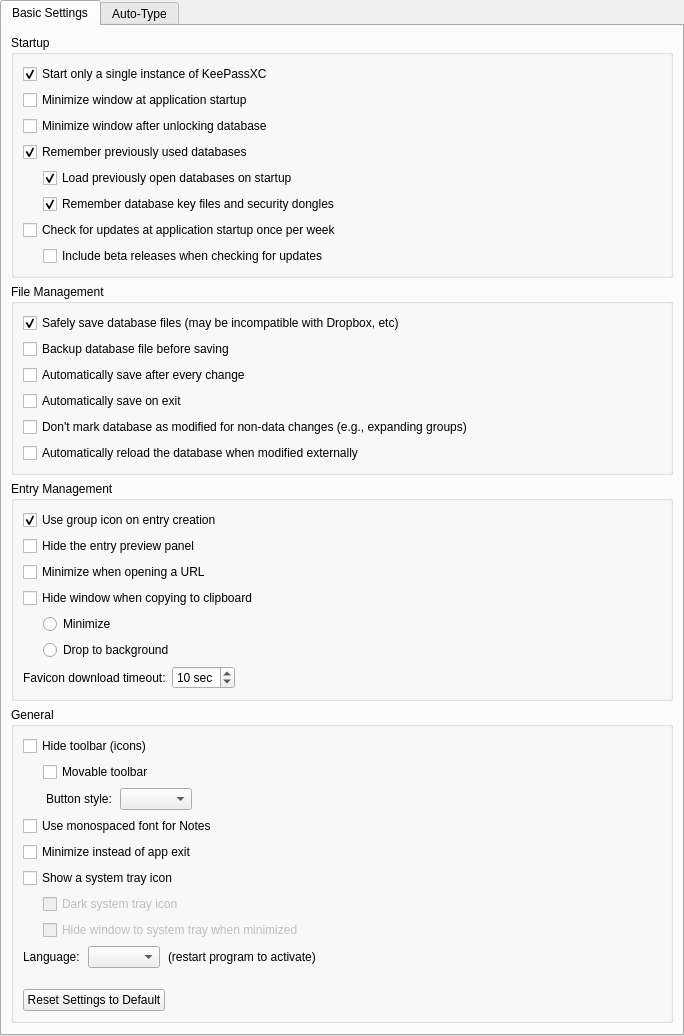
Above: src/gui/ApplicationSettingsWidgetGeneral.ui from iluminat23/keepassxc-debian before the change. Below: the same form after it.
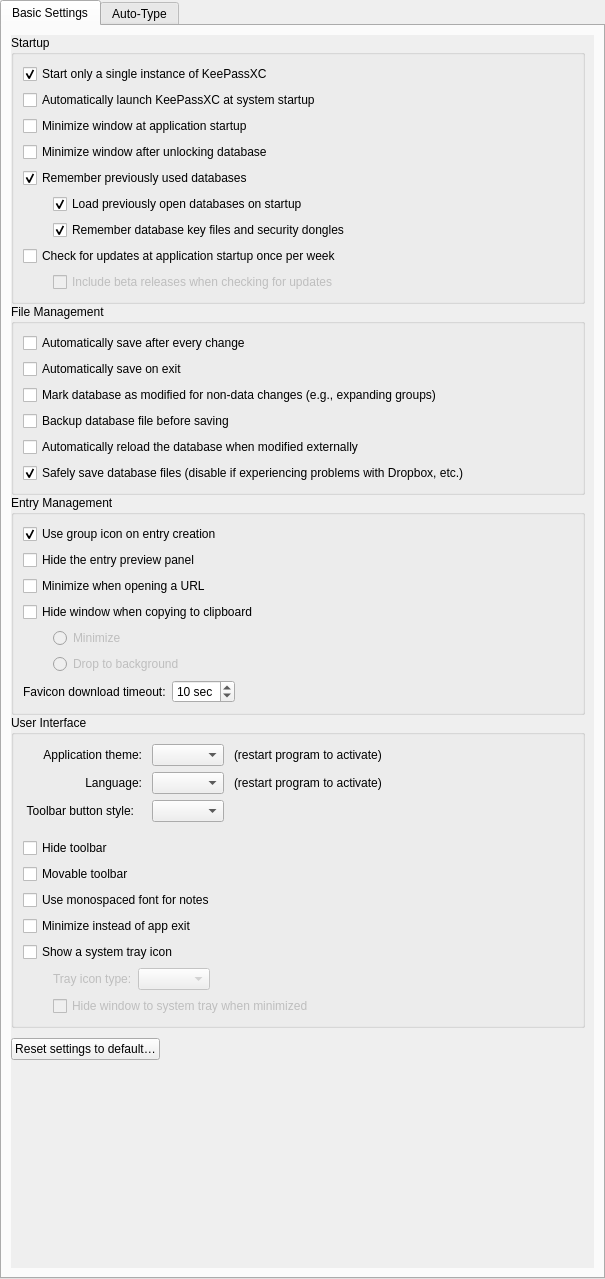
That is the form after the change. Custom widgets are drawn as their Qt base class.

The edit to the form file:
```diff
--- a/src/gui/ApplicationSettingsWidgetGeneral.ui
+++ b/src/gui/ApplicationSettingsWidgetGeneral.ui
@@ -6,11 +6,11 @@
    <rect>
     <x>0</x>
     <y>0</y>
-    <width>684</width>
-    <height>951</height>
+    <width>605</width>
+    <height>1279</height>
    </rect>
   </property>
-  <layout class="QVBoxLayout" name="verticalLayout_3">
+  <layout class="QVBoxLayout" name="verticalLayout_3" stretch="0">
    <property name="leftMargin">
     <number>0</number>
    </property>
@@ -32,7 +32,49 @@
       <attribute name="title">
        <string>Basic Settings</string>
       </attribute>
-      <layout class="QVBoxLayout" name="verticalLayout">
+      <layout class="QVBoxLayout" name="verticalLayout" stretch="0">
+       <item>
+        <widget class="QScrollArea" name="scrollArea">
+         <property name="sizePolicy">
+          <sizepolicy hsizetype="Expanding" vsizetype="Preferred">
+           <horstretch>0</horstretch>
+           <verstretch>0</verstretch>
+          </sizepolicy>
+         </property>
+         <property name="frameShape">
+          <enum>QFrame::NoFrame</enum>
+         </property>
+         <property name="frameShadow">
+          <enum>QFrame::Plain</enum>
+         </property>
+         <property name="horizontalScrollBarPolicy">
+          <enum>Qt::ScrollBarAlwaysOff</enum>
+         </property>
+         <property name="widgetResizable">
+          <bool>true</bool>
+         </property>
+         <widget class="QWidget" name="scrollAreaWidgetContents">
+          <property name="geometry">
+           <rect>
+            <x>0</x>
+            <y>0</y>
+            <width>581</width>
+            <height>1235</height>
+           </rect>
+          </property>
+          <layout class="QVBoxLayout" name="verticalLayout_8">
+           <property name="spacing">
+            <number>0</number>
+           </property>
+           <property name="leftMargin">
+            <number>0</number>
+           </property>
+           <property name="topMargin">
+            <number>0</number>
+           </property>
+           <property name="bottomMargin">
+            <number>0</number>
+           </property>
        <item>
         <widget class="QGroupBox" name="startupGroup">
          <property name="title">
@@ -49,6 +91,13 @@
             </property>
            </widget>
           </item>
+              <item>
+               <widget class="QCheckBox" name="launchAtStartup">
+                <property name="text">
+                 <string>Automatically launch KeePassXC at system startup</string>
+                </property>
+               </widget>
+              </item>
           <item>
            <widget class="QCheckBox" name="systrayMinimizeOnStartup">
             <property name="text">
@@ -91,7 +140,7 @@
               </property>
               <property name="sizeHint" stdset="0">
                <size>
-                <width>20</width>
+                    <width>30</width>
                 <height>20</height>
                </size>
               </property>
@@ -127,7 +176,7 @@
               </property>
               <property name="sizeHint" stdset="0">
                <size>
-                <width>20</width>
+                    <width>30</width>
                 <height>20</height>
                </size>
               </property>
@@ -167,7 +216,7 @@
               </property>
               <property name="sizeHint" stdset="0">
                <size>
-                <width>20</width>
+                    <width>30</width>
                 <height>20</height>
                </size>
               </property>
@@ -175,6 +224,9 @@
             </item>
             <item>
              <widget class="QCheckBox" name="checkForUpdatesIncludeBetasCheckBox">
+                  <property name="enabled">
+                   <bool>false</bool>
+                  </property>
               <property name="text">
                <string>Include beta releases when checking for updates</string>
               </property>
@@ -191,23 +243,6 @@
           <string>File Management</string>
          </property>
          <layout class="QVBoxLayout" name="verticalLayout_5">
-          <item>
-           <widget class="QCheckBox" name="useAtomicSavesCheckBox">
-            <property name="text">
-             <string>Safely save database files (may be incompatible with Dropbox, etc)</string>
-            </property>
-            <property name="checked">
-             <bool>true</bool>
-            </property>
-           </widget>
-          </item>
-          <item>
-           <widget class="QCheckBox" name="backupBeforeSaveCheckBox">
-            <property name="text">
-             <string>Backup database file before saving</string>
-            </property>
-           </widget>
-          </item>
           <item>
            <widget class="QCheckBox" name="autoSaveAfterEveryChangeCheckBox">
             <property name="text">
@@ -225,7 +260,14 @@
           <item>
            <widget class="QCheckBox" name="ignoreGroupExpansionCheckBox">
             <property name="text">
-             <string>Don't mark database as modified for non-data changes (e.g., expanding groups)</string>
+                 <string>Mark database as modified for non-data changes (e.g., expanding groups)</string>
+                </property>
+               </widget>
+              </item>
+              <item>
+               <widget class="QCheckBox" name="backupBeforeSaveCheckBox">
+                <property name="text">
+                 <string>Backup database file before saving</string>
             </property>
            </widget>
           </item>
@@ -236,6 +278,16 @@
             </property>
            </widget>
           </item>
+              <item>
+               <widget class="QCheckBox" name="useAtomicSavesCheckBox">
+                <property name="text">
+                 <string>Safely save database files (disable if experiencing problems with Dropbox, etc.)</string>
+                </property>
+                <property name="checked">
+                 <bool>true</bool>
+                </property>
+               </widget>
+              </item>
          </layout>
         </widget>
        </item>
@@ -291,7 +343,7 @@
               </property>
               <property name="sizeHint" stdset="0">
                <size>
-                <width>20</width>
+                    <width>30</width>
                 <height>20</height>
                </size>
               </property>
@@ -299,6 +351,9 @@
             </item>
             <item>
              <widget class="QRadioButton" name="minimizeOnCopyRadioButton">
+                  <property name="enabled">
+                   <bool>false</bool>
+                  </property>
               <property name="text">
                <string>Minimize</string>
               </property>
@@ -321,7 +376,7 @@
               </property>
               <property name="sizeHint" stdset="0">
                <size>
-                <width>20</width>
+                    <width>30</width>
                 <height>20</height>
                </size>
               </property>
@@ -329,6 +384,9 @@
             </item>
             <item>
              <widget class="QRadioButton" name="dropToBackgroundOnCopyRadioButton">
+                  <property name="enabled">
+                   <bool>false</bool>
+                  </property>
               <property name="text">
                <string>Drop to background</string>
               </property>
@@ -337,7 +395,7 @@
            </layout>
           </item>
           <item>
-           <layout class="QHBoxLayout" name="horizontalLayout" stretch="0,0,1">
+               <layout class="QHBoxLayout" name="horizontalLayout">
             <item>
              <widget class="QLabel" name="faviconTimeoutLabel">
               <property name="text">
@@ -350,12 +408,6 @@
               <property name="enabled">
                <bool>true</bool>
               </property>
-              <property name="sizePolicy">
-               <sizepolicy hsizetype="Expanding" vsizetype="Fixed">
-                <horstretch>0</horstretch>
-                <verstretch>0</verstretch>
-               </sizepolicy>
-              </property>
               <property name="focusPolicy">
                <enum>Qt::StrongFocus</enum>
               </property>
@@ -397,80 +449,106 @@
        <item>
         <widget class="QGroupBox" name="generalGroup">
          <property name="title">
-          <string>General</string>
+              <string>User Interface</string>
          </property>
          <layout class="QVBoxLayout" name="verticalLayout_7">
           <item>
-           <widget class="QCheckBox" name="toolbarHideCheckBox">
-            <property name="text">
-             <string>Hide toolbar (icons)</string>
-            </property>
-           </widget>
-          </item>
-          <item>
-           <layout class="QHBoxLayout" name="toolbarMovableLayout">
-            <property name="spacing">
-             <number>0</number>
-            </property>
-            <property name="sizeConstraint">
-             <enum>QLayout::SetMaximumSize</enum>
-            </property>
-            <item>
-             <spacer name="toolbarMovableSpacer">
+               <layout class="QGridLayout" name="gridLayout_3">
+                <property name="horizontalSpacing">
+                 <number>10</number>
+                </property>
+                <item row="0" column="1">
+                 <widget class="QComboBox" name="appThemeSelection">
+                  <property name="sizePolicy">
+                   <sizepolicy hsizetype="Minimum" vsizetype="Fixed">
+                    <horstretch>0</horstretch>
+                    <verstretch>0</verstretch>
+                   </sizepolicy>
+                  </property>
+                  <property name="focusPolicy">
+                   <enum>Qt::StrongFocus</enum>
+                  </property>
+                  <property name="accessibleName">
+                   <string>Application Theme Selection</string>
+                  </property>
+                 </widget>
+                </item>
+                <item row="0" column="3">
+                 <spacer name="horizontalSpacer_5">
               <property name="orientation">
                <enum>Qt::Horizontal</enum>
               </property>
-              <property name="sizeType">
-               <enum>QSizePolicy::Fixed</enum>
-              </property>
               <property name="sizeHint" stdset="0">
                <size>
-                <width>20</width>
+                    <width>40</width>
                 <height>20</height>
                </size>
               </property>
              </spacer>
             </item>
-            <item>
-             <widget class="QCheckBox" name="toolbarMovableCheckBox">
-              <property name="enabled">
-               <bool>true</bool>
-              </property>
+                <item row="0" column="2">
+                 <widget class="QLabel" name="label">
+                  <property name="text">
+                   <string>(restart program to activate)</string>
+                  </property>
+                 </widget>
+                </item>
+                <item row="1" column="2">
+                 <widget class="QLabel" name="languageLabel_3">
+                  <property name="text">
+                   <string>(restart program to activate)</string>
+                  </property>
+                 </widget>
+                </item>
+                <item row="0" column="0">
+                 <widget class="QLabel" name="appThemeLabel">
+                  <property name="text">
+                   <string>Application theme:</string>
+                  </property>
+                  <property name="alignment">
+                   <set>Qt::AlignRight|Qt::AlignTrailing|Qt::AlignVCenter</set>
+                  </property>
+                  <property name="buddy">
+                   <cstring>appThemeSelection</cstring>
+                  </property>
+                 </widget>
+                </item>
+                <item row="1" column="1">
+                 <widget class="QComboBox" name="languageComboBox">
               <property name="sizePolicy">
                <sizepolicy hsizetype="Minimum" vsizetype="Fixed">
                 <horstretch>0</horstretch>
                 <verstretch>0</verstretch>
                </sizepolicy>
               </property>
-              <property name="text">
-               <string>Movable toolbar</string>
-              </property>
-             </widget>
-            </item>
-           </layout>
-          </item>
-          <item>
-           <layout class="QHBoxLayout" name="toolButtonStyleLayout" stretch="0,0,0,1">
-            <property name="spacing">
-             <number>0</number>
-            </property>
-            <item>
-             <spacer name="toolButtonStyleSpacer">
-              <property name="orientation">
-               <enum>Qt::Horizontal</enum>
-              </property>
-              <property name="sizeType">
-               <enum>QSizePolicy::Fixed</enum>
-              </property>
-              <property name="sizeHint" stdset="0">
-               <size>
-                <width>20</width>
-                <height>20</height>
-               </size>
-              </property>
-             </spacer>
-            </item>
-            <item alignment="Qt::AlignRight">
+                  <property name="focusPolicy">
+                   <enum>Qt::StrongFocus</enum>
+                  </property>
+                  <property name="accessibleName">
+                   <string>Language selection</string>
+                  </property>
+                 </widget>
+                </item>
+                <item row="1" column="0">
+                 <widget class="QLabel" name="languageLabel_2">
+                  <property name="sizePolicy">
+                   <sizepolicy hsizetype="Preferred" vsizetype="Preferred">
+                    <horstretch>0</horstretch>
+                    <verstretch>0</verstretch>
+                   </sizepolicy>
+                  </property>
+                  <property name="text">
+                   <string>Language:</string>
+                  </property>
+                  <property name="alignment">
+                   <set>Qt::AlignRight|Qt::AlignTrailing|Qt::AlignVCenter</set>
+                  </property>
+                  <property name="buddy">
+                   <cstring>languageComboBox</cstring>
+                  </property>
+                 </widget>
+                </item>
+                <item row="2" column="0">
              <widget class="QLabel" name="toolButtonStyleLabel">
               <property name="enabled">
                <bool>true</bool>
@@ -485,17 +563,20 @@
                <string notr="true">margin-right: 5px</string>
               </property>
               <property name="text">
-               <string>Button style:</string>
+                   <string>Toolbar button style:</string>
+                  </property>
+                  <property name="alignment">
+                   <set>Qt::AlignRight|Qt::AlignTrailing|Qt::AlignVCenter</set>
+                  </property>
+                  <property name="buddy">
+                   <cstring>toolButtonStyleComboBox</cstring>
               </property>
              </widget>
             </item>
-            <item>
+                <item row="2" column="1">
              <widget class="QComboBox" name="toolButtonStyleComboBox">
-              <property name="enabled">
-               <bool>true</bool>
-              </property>
               <property name="sizePolicy">
-               <sizepolicy hsizetype="Expanding" vsizetype="Fixed">
+                   <sizepolicy hsizetype="Minimum" vsizetype="Fixed">
                 <horstretch>0</horstretch>
                 <verstretch>0</verstretch>
                </sizepolicy>
@@ -511,25 +592,51 @@
               </property>
              </widget>
             </item>
+               </layout>
+              </item>
             <item>
-             <spacer name="horizontalSpacer_3">
+               <spacer name="verticalSpacer_5">
               <property name="orientation">
-               <enum>Qt::Horizontal</enum>
+                 <enum>Qt::Vertical</enum>
+                </property>
+                <property name="sizeType">
+                 <enum>QSizePolicy::Fixed</enum>
               </property>
               <property name="sizeHint" stdset="0">
                <size>
-                <width>40</width>
-                <height>20</height>
+                  <width>20</width>
+                  <height>10</height>
                </size>
               </property>
              </spacer>
             </item>
-           </layout>
+              <item>
+               <widget class="QCheckBox" name="toolbarHideCheckBox">
+                <property name="text">
+                 <string>Hide toolbar</string>
+                </property>
+               </widget>
+              </item>
+              <item>
+               <widget class="QCheckBox" name="toolbarMovableCheckBox">
+                <property name="enabled">
+                 <bool>true</bool>
+                </property>
+                <property name="sizePolicy">
+                 <sizepolicy hsizetype="Minimum" vsizetype="Fixed">
+                  <horstretch>0</horstretch>
+                  <verstretch>0</verstretch>
+                 </sizepolicy>
+                </property>
+                <property name="text">
+                 <string>Movable toolbar</string>
+                </property>
+               </widget>
           </item>
           <item>
            <widget class="QCheckBox" name="monospaceNotesCheckBox">
             <property name="text">
-             <string>Use monospaced font for Notes</string>
+                 <string>Use monospaced font for notes</string>
             </property>
            </widget>
           </item>
@@ -548,38 +655,83 @@
            </widget>
           </item>
           <item>
-           <layout class="QHBoxLayout" name="horizontalLayout_4">
-            <property name="spacing">
-             <number>0</number>
-            </property>
+               <layout class="QGridLayout" name="gridLayout_2">
             <property name="sizeConstraint">
              <enum>QLayout::SetMaximumSize</enum>
             </property>
-            <item>
+                <property name="spacing">
+                 <number>0</number>
+                </property>
+                <item row="0" column="0">
+                 <spacer name="horizontalSpacer_3">
+                  <property name="orientation">
+                   <enum>Qt::Horizontal</enum>
+                  </property>
+                  <property name="sizeType">
+                   <enum>QSizePolicy::Fixed</enum>
+                  </property>
+                  <property name="sizeHint" stdset="0">
+                   <size>
+                    <width>30</width>
+                    <height>20</height>
+                   </size>
+                  </property>
+                 </spacer>
+                </item>
+                <item row="0" column="3">
+                 <widget class="QComboBox" name="trayIconAppearance">
+                  <property name="enabled">
+                   <bool>false</bool>
+                  </property>
+                  <property name="sizePolicy">
+                   <sizepolicy hsizetype="Minimum" vsizetype="Fixed">
+                    <horstretch>0</horstretch>
+                    <verstretch>0</verstretch>
+                   </sizepolicy>
+                  </property>
+                 </widget>
+                </item>
+                <item row="0" column="1">
+                 <widget class="QLabel" name="trayIconAppearanceLabel">
+                  <property name="enabled">
+                   <bool>false</bool>
+                  </property>
+                  <property name="text">
+                   <string>Tray icon type:</string>
+                  </property>
+                  <property name="buddy">
+                   <cstring>trayIconAppearance</cstring>
+                  </property>
+                 </widget>
+                </item>
+                <item row="0" column="4">
              <spacer name="horizontalSpacer_4">
               <property name="orientation">
                <enum>Qt::Horizontal</enum>
               </property>
-              <property name="sizeType">
-               <enum>QSizePolicy::Fixed</enum>
-              </property>
               <property name="sizeHint" stdset="0">
                <size>
-                <width>20</width>
+                    <width>40</width>
                 <height>20</height>
                </size>
               </property>
              </spacer>
             </item>
-            <item>
-             <widget class="QCheckBox" name="systrayDarkIconCheckBox">
-              <property name="enabled">
-               <bool>false</bool>
-              </property>
-              <property name="text">
-               <string>Dark system tray icon</string>
-              </property>
-             </widget>
+                <item row="0" column="2">
+                 <spacer name="verticalSpacer_6">
+                  <property name="orientation">
+                   <enum>Qt::Horizontal</enum>
+                  </property>
+                  <property name="sizeType">
+                   <enum>QSizePolicy::Fixed</enum>
+                  </property>
+                  <property name="sizeHint" stdset="0">
+                   <size>
+                    <width>6</width>
+                    <height>0</height>
+                   </size>
+                  </property>
+                 </spacer>
             </item>
            </layout>
           </item>
@@ -616,7 +768,7 @@
                  </property>
                  <property name="sizeHint" stdset="0">
                   <size>
-                   <width>20</width>
+                       <width>30</width>
                    <height>20</height>
                   </size>
                  </property>
@@ -643,64 +795,11 @@
             </layout>
            </widget>
           </item>
-          <item>
-           <layout class="QHBoxLayout" name="languageLabelLayout_2" stretch="0,0,0,1">
-            <property name="spacing">
-             <number>8</number>
-            </property>
-            <item alignment="Qt::AlignRight">
-             <widget class="QLabel" name="languageLabel_2">
-              <property name="sizePolicy">
-               <sizepolicy hsizetype="Preferred" vsizetype="Preferred">
-                <horstretch>0</horstretch>
-                <verstretch>0</verstretch>
-               </sizepolicy>
-              </property>
-              <property name="text">
-               <string>Language:</string>
-              </property>
-             </widget>
-            </item>
-            <item>
-             <widget class="QComboBox" name="languageComboBox">
-              <property name="sizePolicy">
-               <sizepolicy hsizetype="Expanding" vsizetype="Fixed">
-                <horstretch>0</horstretch>
-                <verstretch>0</verstretch>
-               </sizepolicy>
-              </property>
-              <property name="focusPolicy">
-               <enum>Qt::StrongFocus</enum>
-              </property>
-              <property name="accessibleName">
-               <string>Language selection</string>
-              </property>
-             </widget>
-            </item>
-            <item>
-             <widget class="QLabel" name="languageLabel_3">
-              <property name="text">
-               <string>(restart program to activate)</string>
-              </property>
-             </widget>
-            </item>
-            <item>
-             <spacer name="spacer3">
-              <property name="orientation">
-               <enum>Qt::Horizontal</enum>
-              </property>
-              <property name="sizeHint" stdset="0">
-               <size>
-                <width>40</width>
-                <height>20</height>
-               </size>
-              </property>
-             </spacer>
-            </item>
-           </layout>
+             </layout>
+            </widget>
           </item>
           <item>
-           <spacer name="verticalSpacer">
+            <spacer name="verticalSpacer_2">
             <property name="orientation">
              <enum>Qt::Vertical</enum>
             </property>
@@ -710,7 +809,7 @@
             <property name="sizeHint" stdset="0">
              <size>
               <width>20</width>
-              <height>15</height>
+               <height>10</height>
              </size>
             </property>
            </spacer>
@@ -726,7 +825,7 @@
             <item>
              <widget class="QPushButton" name="resetSettingsButton">
               <property name="text">
-               <string>Reset Settings to Default</string>
+                <string>Reset settings to default…</string>
               </property>
              </widget>
             </item>
@@ -748,24 +847,22 @@
             </item>
            </layout>
           </item>
-         </layout>
-        </widget>
-       </item>
        <item>
-        <spacer name="verticalSpacer_2">
+            <spacer name="verticalSpacer">
          <property name="orientation">
           <enum>Qt::Vertical</enum>
          </property>
-         <property name="sizeType">
-          <enum>QSizePolicy::Expanding</enum>
-         </property>
          <property name="sizeHint" stdset="0">
           <size>
            <width>20</width>
-           <height>40</height>
+               <height>0</height>
           </size>
          </property>
         </spacer>
+           </item>
+          </layout>
+         </widget>
+        </widget>
        </item>
       </layout>
      </widget>
```
Left out of the diff: 161 changed lines with no effect on the pictures. Lines whose indentation alone changed are shown as unchanged.
